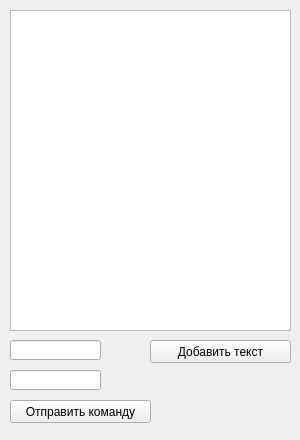
Before: the Qt Designer form formats/F_TEST/f_test.ui in iambarsik/QtSTR, drawn with Qt 5.
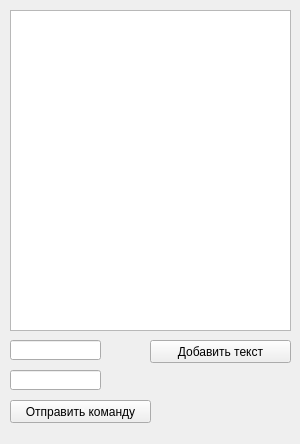
After: the same form once the commit is applied.

What changed in the file:
```diff
--- a/formats/F_TEST/f_test.ui
+++ b/formats/F_TEST/f_test.ui
@@ -7,13 +7,13 @@
     <x>0</x>
     <y>0</y>
     <width>300</width>
-    <height>440</height>
+    <height>444</height>
    </rect>
   </property>
   <property name="minimumSize">
    <size>
     <width>300</width>
-    <height>400</height>
+    <height>439</height>
    </size>
   </property>
   <property name="windowTitle">
```
